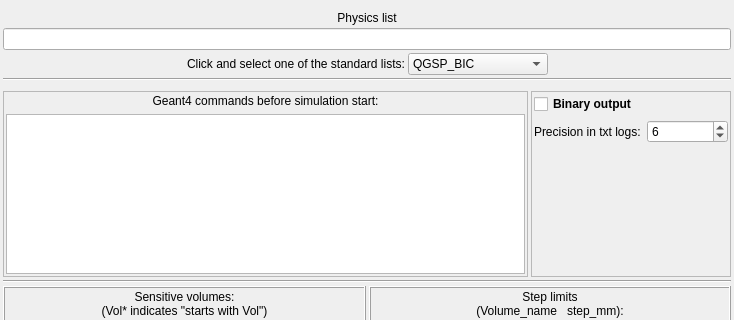
andrmor/ANTS2, file src/gui/ageant4configdialog.ui: the form before one commit; both pictures show x 0 to 734 and y 0 to 320 of the 734 by 549 pixel window.
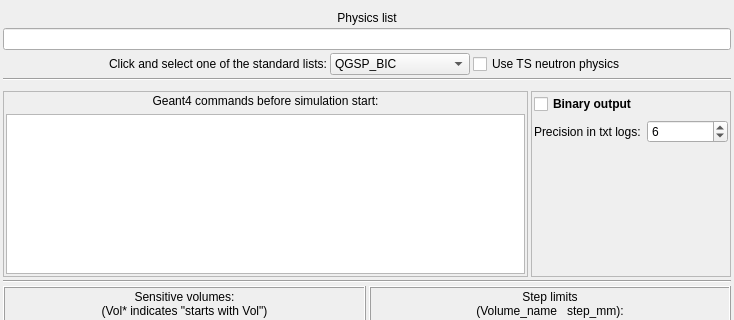
The form after the commit.

Commit message: TS physics and override material compo/dens from G4 lib

Diff of the .ui file:
```diff
--- a/src/gui/ageant4configdialog.ui
+++ b/src/gui/ageant4configdialog.ui
@@ -164,6 +164,17 @@
        </item>
       </widget>
      </item>
+     <item>
+      <widget class="QCheckBox" name="cbUseTSphys">
+       <property name="toolTip">
+        <string>Replaced neutron physics with HP + TS( &lt; 5 ev)
+To benefit from TS, materials like TS_POLYETHYLENE have to be used</string>
+       </property>
+       <property name="text">
+        <string>Use TS neutron physics</string>
+       </property>
+      </widget>
+     </item>
      <item>
       <spacer name="horizontalSpacer_8">
        <property name="orientation">
```
The commit also changes 8 other files.
